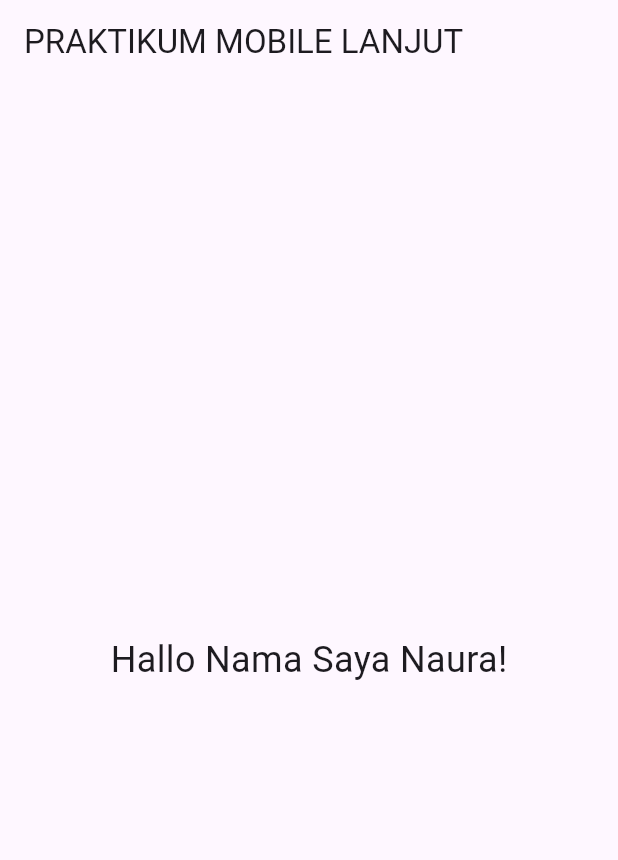
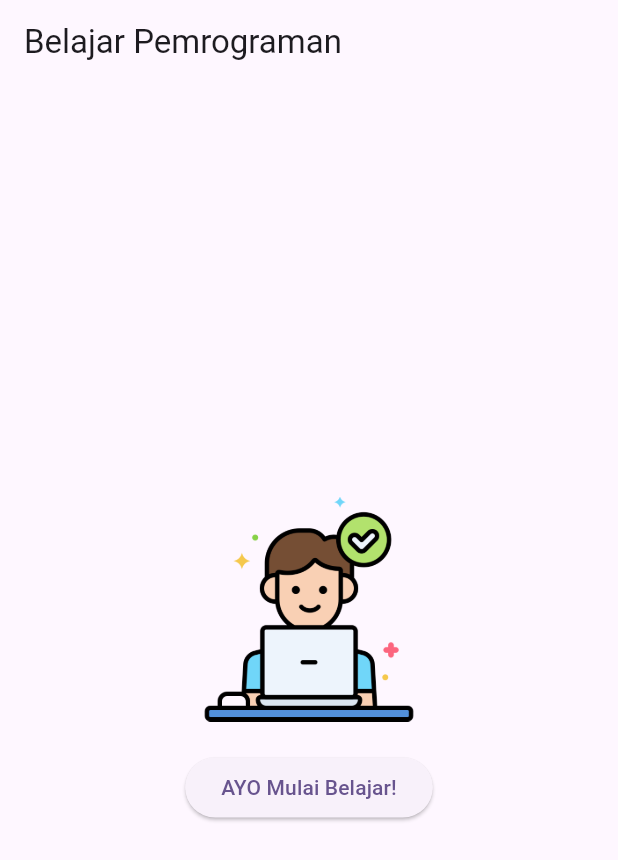
Before and after one commit to nawuraa/prak-mobilelanjut-2417051005, a Flutter app: the screen it shows after launch, on a phone screen of 412 x 824 dp. Shown: the top 860 px of the screen. Run offline on Flutter 3.47's test engine with Material 3 defaults, Android fonts, the phone set to English and light mode, and no system bars.

Commit message:
Pertemuan 3: First Widget

```diff
--- /dev/null
+++ b/lib/first_widget.dart
@@ -0,0 +1,31 @@
+import 'package:flutter/material.dart';
+
+class FirstWidget extends StatelessWidget {
+  const FirstWidget({super.key});
+
+  @override
+  Widget build(BuildContext context) {
+    return Scaffold(
+      appBar: AppBar(
+        title: const Text('Belajar Pemrograman'),
+      ), // AppBar
+      body: Center(
+        child: Column(
+          mainAxisAlignment: MainAxisAlignment.center,
+          children: [
+            Image.asset(
+              'assets/images/IT.png',
+              width: 150,
+              height: 150,
+            ), // Image.asset
+            const SizedBox(height: 20),
+            ElevatedButton(
+              onPressed: () {},
+              child: const Text('AYO Mulai Belajar!'),
+            ), // ElevatedButton
+          ],
+        ), // Column
+      ), // Center
+    ); // Scaffold
+  }
+}
--- a/lib/main.dart
+++ b/lib/main.dart
@@ -1,4 +1,7 @@
 import 'package:flutter/material.dart';
+import 'column_widget.dart';
+import 'row_widget.dart';
+import 'first_widget.dart';
 
 void main() {
   runApp(const MyApp());
@@ -10,21 +13,14 @@
   @override
   Widget build(BuildContext context) {
     return MaterialApp(
-      title: 'Flutter Demo',
+      title: 'Praktikum Mobile Lanjut',
       theme: ThemeData(
-        colorScheme: ColorScheme.fromSeed(seedColor: Colors.deepPurple),
-      ),
-      home: Scaffold(
-        appBar: AppBar(
-          title: const Text('PRAKTIKUM MOBILE LANJUT'),
-        ),
-        body: const Center(
-          child: Text(
-            'Hallo Nama Saya Naura!',
-            style: TextStyle(fontSize: 24),
-          ),
-        ),
-      ),
-    );
+        colorScheme: ColorScheme.fromSeed(
+          seedColor: Colors.deepPurple,
+        ), // ColorScheme.fromSeed
+        useMaterial3: true,
+      ), // ThemeData
+      home: const FirstWidget(),
+    ); // MaterialApp
   }
 }
```
Also changed, not shown: lib/column_widget.dart (added, +22 -0 lines), lib/row_widget.dart (added, +22 -0 lines), pubspec.yaml (+3 -66 lines), assets/images/IT.png (added).
